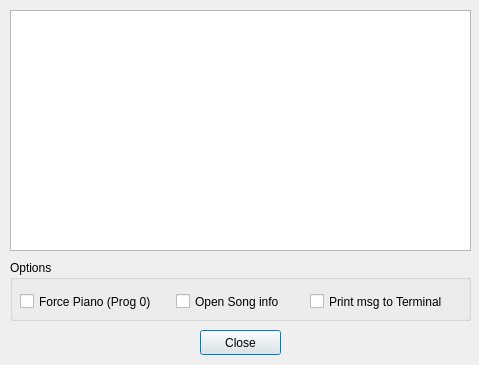
Before: the Qt Designer form src/informations.ui in obook/I-like-Chopin, drawn with Qt 5.
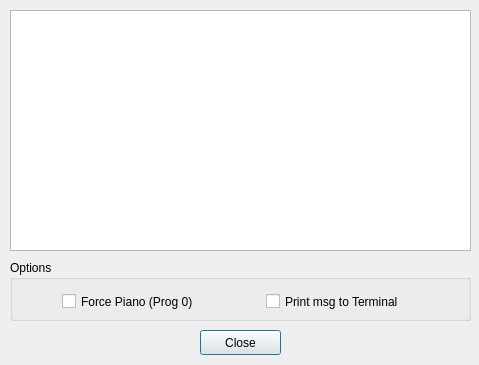
After: the same form once the commit is applied.

Commit message: Removed : song info window

Patch:
```diff
--- a/src/informations.ui
+++ b/src/informations.ui
@@ -41,7 +41,7 @@
    <widget class="QCheckBox" name="checkBox_PrintTerminalMsg">
     <property name="geometry">
      <rect>
-      <x>300</x>
+      <x>256</x>
       <y>30</y>
       <width>141</width>
       <height>23</height>
@@ -54,7 +54,7 @@
    <widget class="QCheckBox" name="checkBox_ForceIntrument0">
     <property name="geometry">
      <rect>
-      <x>10</x>
+      <x>52</x>
       <y>30</y>
       <width>141</width>
       <height>23</height>
@@ -64,19 +64,6 @@
      <string>Force Piano (Prog 0)</string>
     </property>
    </widget>
-   <widget class="QCheckBox" name="checkBox_ShowSongInfo">
-    <property name="geometry">
-     <rect>
-      <x>166</x>
-      <y>30</y>
-      <width>121</width>
-      <height>23</height>
-     </rect>
-    </property>
-    <property name="text">
-     <string>Open Song info</string>
-    </property>
-   </widget>
   </widget>
   <widget class="QTextBrowser" name="textBrowser">
    <property name="geometry">
```
The commit also changes 10 other files.
